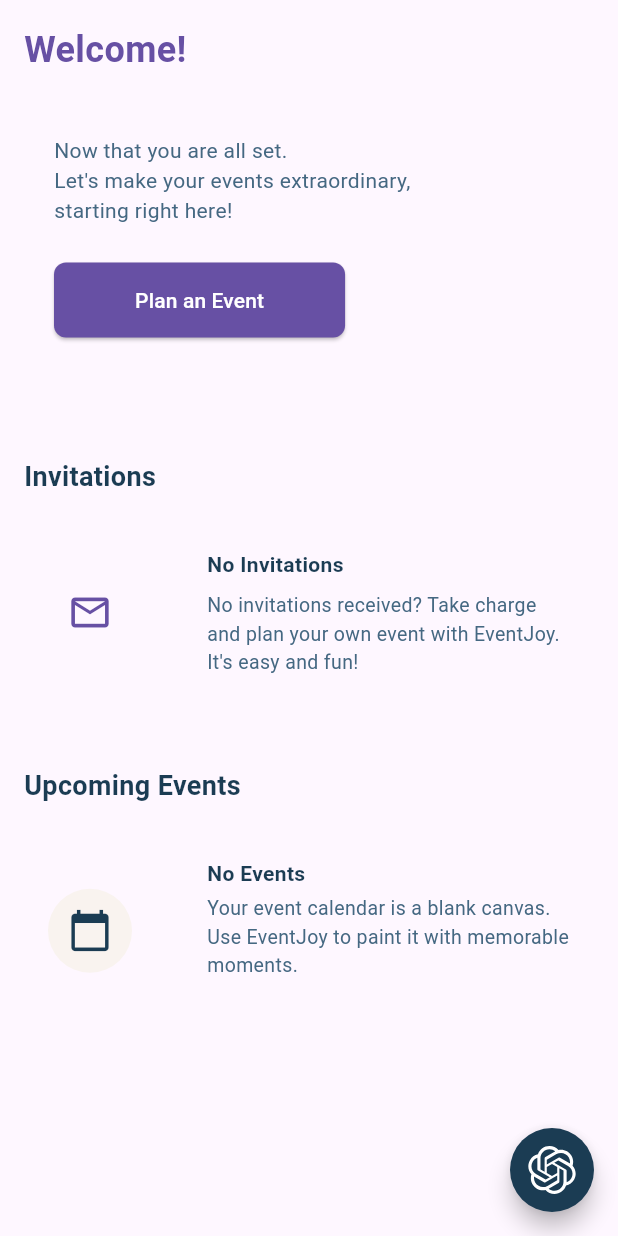
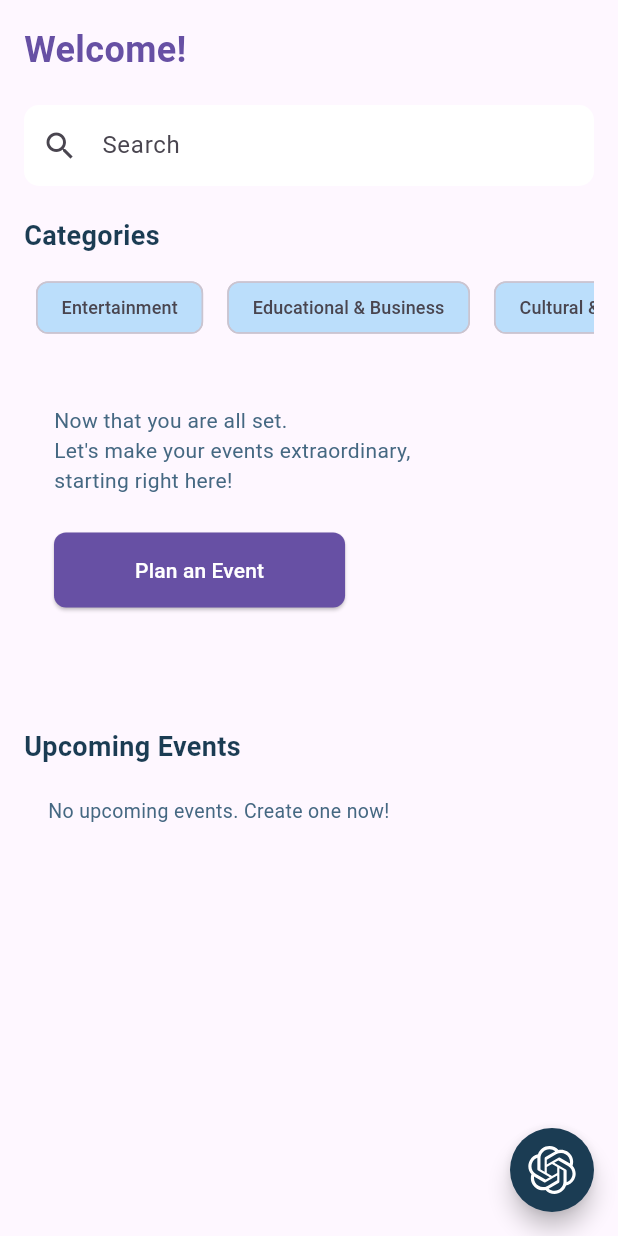
Before and after one commit to ITIFinalProject/final-project-mobile, a Flutter app: the HomeView screen opened directly, on a phone screen of 412 x 824 dp. Run offline on Flutter 3.47's test engine with Material 3 defaults, Android fonts, the phone set to English and light mode, and no system bars; our stand-ins replace cloud_firestore, curved_navigation_bar, equatable, firebase_auth, firebase_core, flutter_bloc and 11 more; missing offline and left inert: flutter_facebook_auth; accounts and stored records are empty.

Commit message:
editing home and display upcoming events

```diff
--- a/lib/core/routes.dart
+++ b/lib/core/routes.dart
@@ -5,6 +5,7 @@
 import 'package:eventify_app/features/auth/view/login.dart';
 import 'package:eventify_app/features/auth/view/register.dart';
 import 'package:eventify_app/features/auth/view/widgets/forget_password_view.dart';
+import 'package:eventify_app/features/categories/CategoryEventsView.dart';
 import 'package:eventify_app/features/layout/layout.dart';
 import 'package:eventify_app/features/onboarding/onboarding_screen.dart';
 import 'package:eventify_app/features/profile/change%20password/verify_old_pass.dart';
@@ -34,6 +35,8 @@
   static const String mapPicker = '/map_picker';
   static const String verifyOldPassword = '/verify_old_password';
   static const String profileView = '/profile_view';
+  static const String categoryEvents = '/categoryEvents';
+
   static final routes = <String, WidgetBuilder>{
     splash: (context) => SplashScreen(),
     layout: (context) => LayoutView(),
@@ -51,5 +54,7 @@
     mapPicker: (context) => MapPickerScreen(),
     verifyOldPassword: (context) => VerifyOldPass(),
     profileView: (context) => ProfileView(),
+    categoryEvents: (context) =>  CategoryEventsView(),
+
   };
 }
--- a/lib/features/home/home_view.dart
+++ b/lib/features/home/home_view.dart
@@ -1,4 +1,7 @@
 import 'package:eventify_app/core/routes.dart';
+import 'package:eventify_app/features/events/event_cubit/event_cubit.dart';
+import 'package:eventify_app/features/events/event_cubit/event_state.dart';
+import 'package:eventify_app/models.dart/event_model.dart';
 import 'package:flutter/material.dart';
 import 'package:flutter_bloc/flutter_bloc.dart';
 import 'package:flutter_svg/svg.dart';
@@ -15,7 +18,68 @@
 }
 
 class _HomeViewState extends State<HomeView> {
+
+
+ List<EventModel> getUpcomingEvents() {
+    final now = DateTime.now();
+
+    final upcoming = allEvents.where((event) {
+      try {
+        final dateRange = event.date.split(' - ').first.trim();
+        final parts = dateRange.split('/');
+        final parsedDate = DateTime(
+          int.parse(parts[2]),
+          int.parse(parts[1]),
+          int.parse(parts[0]),
+        );
+
+        return parsedDate.isAfter(now);
+      } catch (e) {
+        return false;
+      }
+    }).toList();
+
+    upcoming.sort((a, b) {
+      final aDateParts = a.date.split(' - ').first.trim().split('/');
+      final bDateParts = b.date.split(' - ').first.trim().split('/');
+
+      final aDate = DateTime(
+        int.parse(aDateParts[2]),
+        int.parse(aDateParts[1]),
+        int.parse(aDateParts[0]),
+      );
+
+      final bDate = DateTime(
+        int.parse(bDateParts[2]),
+        int.parse(bDateParts[1]),
+        int.parse(bDateParts[0]),
+      );
+
+      return aDate.compareTo(bDate);
+    });
+
+    return upcoming.take(3).toList();
+  }
+
+
+
+
+
+
   String name = "";
+String searchText = '';
+final List<String> categories = [
+  "Entertainment",
+  "Educational & Business",
+  "Cultural & Arts",
+  "Sports & Fitness",
+  "Technology & Innovation",
+  "Travel & Adventure",
+];
+
+
+  List<EventModel> allEvents = [];
+List<EventModel> filteredEvents = [];
 
   void initState() {
     super.initState();
@@ -23,6 +87,17 @@
     if (authState is AuthSuccess) {
       name = authState.user.name ?? '';
     }
+     context.read<EventCubit>().fetchEvents();
+  }
+
+
+  void _filterEvents(String query) {
+  final filtered = allEvents.where((event) =>
+      event.title.toLowerCase().contains(query.toLowerCase())).toList();
+
+  setState(() {
+    filteredEvents = filtered;
+  });
 }
 
   @override
@@ -36,6 +111,14 @@
           child: Column(
             crossAxisAlignment: CrossAxisAlignment.start,
             children: [
+               BlocBuilder<EventCubit, EventState>(
+      builder: (context, state) {
+        if (state is EventLoaded) {
+          allEvents = state.events;
+        }
+        return const SizedBox();
+      },
+    ),
               Text(
                 name.isNotEmpty ? "Welcome, $name!" : "Welcome!",
                 style: TextStyle(
@@ -44,6 +127,107 @@
                   color: Theme.of(context).primaryColor,
                 ),
               ),
+              const SizedBox(height: 20),
+              TextField(
+  onChanged: (value) {
+    setState(() {
+      searchText = value;
+      filteredEvents = allEvents
+          .where((event) =>
+              event.title.toLowerCase().contains(value.toLowerCase()))
+          .toList();
+    });
+  },
+  decoration: InputDecoration(
+    hintText: 'Search',
+    prefixIcon: Icon(Icons.search),
+    filled: true,
+    fillColor: Colors.white,
+    contentPadding: EdgeInsets.symmetric(horizontal: 20, vertical: 15),
+    border: OutlineInputBorder(
+      borderRadius: BorderRadius.circular(10),
+      borderSide: BorderSide.none,
+    ),
+    focusedBorder: OutlineInputBorder(
+      borderRadius: BorderRadius.circular(10),
+      borderSide: BorderSide(
+        color: Color(0xFF1B3C53),
+        width: 2,
+      ),
+    ),
+  ),
+),
+
+
+searchText.isNotEmpty
+    ? (filteredEvents.isNotEmpty
+        ? ListView.builder(
+            shrinkWrap: true,
+            physics: NeverScrollableScrollPhysics(),
+            itemCount: filteredEvents.length,
+            itemBuilder: (context, index) {
+              final event = filteredEvents[index];
+              return ListTile(
+                title: Text(event.title),
+                onTap: () {
+                  Navigator.pushNamed(
+                    context,
+                    AppRoutes.eventPreview,
+                    arguments: event,
+                  );
+                },
+              );
+            },
+          )
+        : const Padding(
+            padding: EdgeInsets.all(16.0),
+            child: Text("No results found."),
+          ))
+    : const SizedBox(),
+
+const SizedBox(height: 20),
+              const Text(
+                'Categories',
+                style: TextStyle(
+                  fontSize: 18,
+                  fontWeight: FontWeight.bold,
+                  color: Color(0xFF1B3C53),
+                ),
+              ),
+
+const SizedBox(height: 10),
+SizedBox(
+  height: 50,
+  child: ListView.builder(
+    scrollDirection: Axis.horizontal,
+    itemCount: categories.length,
+    itemBuilder: (context, index) {
+      final category = categories[index];
+      return Padding(
+        padding: const EdgeInsets.symmetric(horizontal: 8.0),
+        child: GestureDetector(
+          onTap: () {
+            Navigator.pushNamed(
+              context,
+              AppRoutes.categoryEvents,
+              arguments: category,
+            );
+          },
+          child: Chip(
+            label: Text(
+              category,
+              style: const TextStyle(fontSize: 12),
+            ),
+            backgroundColor: Colors.blue.shade100,
+          ),
+        ),
+      );
+    },
+  ),
+),
+
+
+
 const SizedBox(height: 20),
               Container(
                 width: double.infinity,
@@ -87,56 +271,10 @@
                   ],
                 ),
               ),
+
               const SizedBox(height: 60),
-              const Text(
-                'Invitations',
-                style: TextStyle(
-                  fontSize: 18,
-                  fontWeight: FontWeight.bold,
-                  color: Color(0xFF1B3C53),
-                ),
-              ),
-              const SizedBox(height: 35),
-              Padding(
-                padding: const EdgeInsets.symmetric(horizontal: 16),
-                child: Row(
-                  children: [
-                    CircleAvatar(
-                      radius: 28,
-                      backgroundColor: Theme.of(context).cardColor,
-                      child: Icon(
-                        Icons.mail_outline,
-                        color: Theme.of(context).primaryColor,
-                        size: 30,
-                      ),
-                    ),
-                    const SizedBox(width: 50),
-                    const Expanded(
-                      child: Column(
-                        crossAxisAlignment: CrossAxisAlignment.start,
-                        children: [
-                          Text(
-                            'No Invitations',
-                            style: TextStyle(
-                              fontWeight: FontWeight.bold,
-                              color: Color(0xFF1B3C53),
-                            ),
-                          ),
-                          SizedBox(height: 8),
-                          Text(
-                            "No invitations received? Take charge and plan your own event with EventJoy. It's easy and fun!",
-                            style: TextStyle(
-                              fontSize: 13,
-                              color: Color(0xFF456882),
-                            ),
-                          ),
-                        ],
-                      ),
-                    ),
-                  ],
-                ),
-              ),
-              const SizedBox(height: 60),
+
+
               const Text(
   'Upcoming Events',
   style: TextStyle(
@@ -145,47 +283,77 @@
     color: Color(0xFF1B3C53),
   ),
 ),
-              const SizedBox(height: 35),
-              Padding(
-                padding: const EdgeInsets.symmetric(horizontal: 16),
-                child: Row(
-                  children: [
-                    CircleAvatar(
-                      radius: 28,
-                      backgroundColor: Color(0xFFF9F3EF),
-                      child: const Icon(
-                        Icons.calendar_today,
-                        color: Color(0xFF1B3C53),
-                        size: 30,
-                      ),
-                    ),
-                    const SizedBox(width: 50),
-                    const Expanded(
-                      child: Column(
-                        crossAxisAlignment: CrossAxisAlignment.start,
-                        children: [
-                          Text(
-                            'No Events',
-                            style: TextStyle(
-                              fontWeight: FontWeight.bold,
-                              color: Color(0xFF1B3C53),
-                            ),
-                          ),
-                          SizedBox(height: 4),
-                          Text(
-                            "Your event calendar is a blank canvas. Use EventJoy to paint it with memorable moments.",
-                            style: TextStyle(
-                              fontSize: 13,
-                              color: Color(0xFF456882),
-                            ),
-                          ),
-                          SizedBox(height: 16),
-                        ],
-                      ),
+const SizedBox(height: 20),
+
+
+...getUpcomingEvents().map((event) {
+  return Padding(
+    padding: const EdgeInsets.symmetric(vertical: 8),
+    child: Container(
+      decoration: BoxDecoration(
+        color: Colors.white,
+        border: Border.all(color: Colors.grey.shade300),
+        borderRadius: BorderRadius.circular(12),
+        boxShadow: [
+          BoxShadow(
+            color: Colors.grey.withOpacity(0.1),
+            blurRadius: 6,
+            offset: const Offset(0, 3),
           ),
         ],
       ),
+      child: ListTile(
+        contentPadding: const EdgeInsets.all(12),
+        leading: event.image != null
+            ? ClipRRect(
+                borderRadius: BorderRadius.circular(8),
+                child: Image.network(
+                  event.image!,
+                  width: 60,
+                  height: 60,
+                  fit: BoxFit.cover,
                 ),
+              )
+            : const Icon(Icons.event),
+        title: Text(
+          event.title,
+          style: const TextStyle(
+            fontWeight: FontWeight.bold,
+            fontSize: 16,
+          ),
+        ),
+        subtitle: Padding(
+          padding: const EdgeInsets.only(top: 4),
+          child: Text(
+            "${event.date} - ${event.location}",
+            style: const TextStyle(fontSize: 13, color: Colors.black54),
+          ),
+        ),
+        onTap: () {
+          Navigator.pushNamed(
+            context,
+            AppRoutes.eventPreview,
+            arguments: event,
+          );
+        },
+      ),
+    ),
+  );
+}).toList(),
+
+
+
+
+if (getUpcomingEvents().isEmpty)
+  const Padding(
+    padding: EdgeInsets.symmetric(horizontal: 16),
+    child: Text(
+      "No upcoming events. Create one now!",
+      style: TextStyle(fontSize: 13, color: Color(0xFF456882)),
+    ),
+  ),
+
+
             ],
           ),
         ),
```
Also changed, not shown: lib/features/categories/CategoryEventsView.dart (added, +112 -0 lines), lib/core/app_bloc_providers.dart (added), lib/core/language_cubit.dart (added), lib/core/theme_cubit.dart (added), 1 other file. Lines whose indentation alone changed are shown as unchanged.
